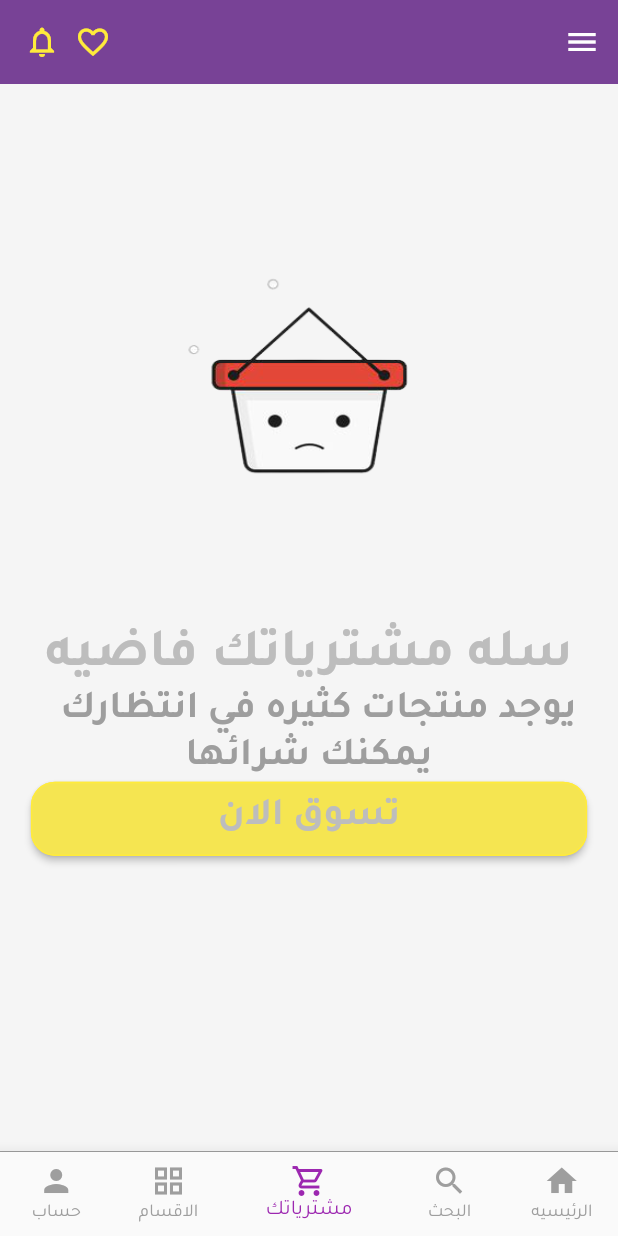
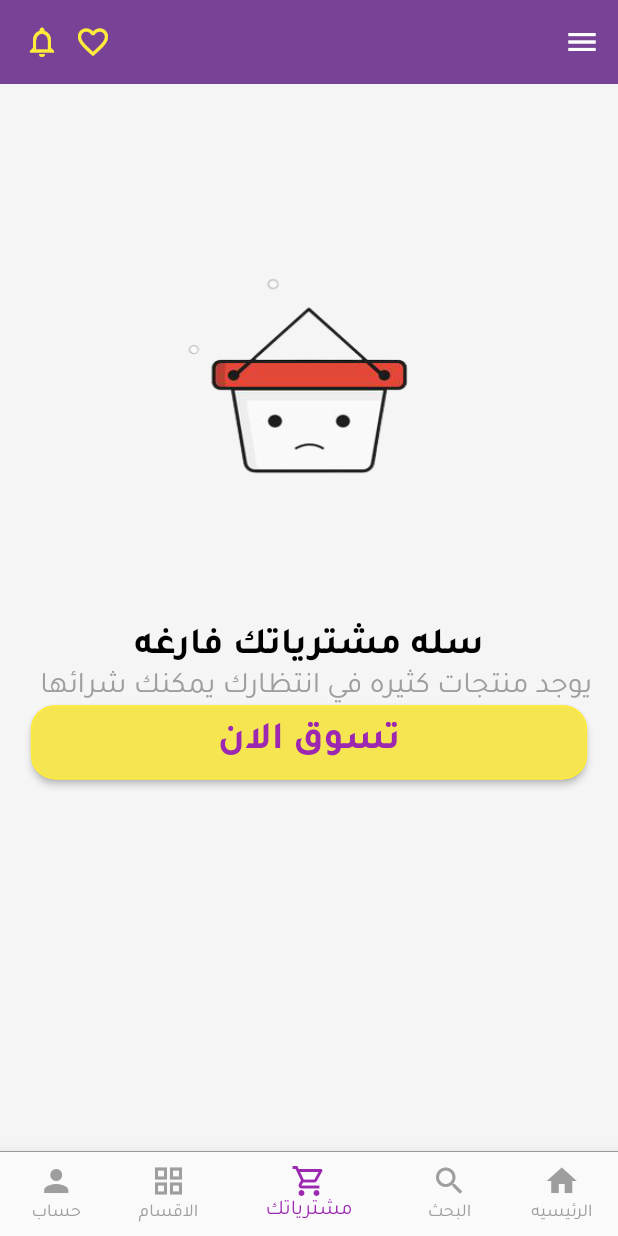
Before and after one commit to Esraa-Saleh374/Shopping-App, a Flutter app: the screen it shows after launch, item 3 of the bottom bar chosen, on a phone screen of 412 x 824 dp. Run offline on Flutter 3.47's test engine with Material 2 defaults, Android fonts, the phone set to English and light mode, and no system bars; our stand-ins replace badges, dotted_line, shared_preferences; missing offline and left inert: image_picker_for_web, list_tile_switch, shared_preferences_web; network calls fail.

Commit message:
empty cart

```diff
--- a/lib/screens/empty_cart.dart
+++ b/lib/screens/empty_cart.dart
@@ -24,11 +24,11 @@ class CartEmpty extends StatelessWidget {
               ),
             ),
             Text(
-              'سله مشترياتك فاضيه',
+              'سله مشترياتك فارغه',
               textAlign: TextAlign.center,
               style: TextStyle(
-                  color: Theme.of(context).textSelectionTheme.selectionColor,
-                  fontSize: 36,
+                  color: Colors.black,
+                  fontSize: 25,
                   fontWeight: FontWeight.w600),
             ),
             Text(
@@ -38,8 +38,8 @@ class CartEmpty extends StatelessWidget {
                   color: themeChange.darkTheme
                       ? Theme.of(context).disabledColor
                       : Colors.grey,
-                  fontSize: 26,
-                  fontWeight: FontWeight.w600),
+                  fontSize: 20,
+                  fontWeight: FontWeight.w400),
             ),
             Container(
               width: MediaQuery.of(context).size.width * 0.9,
@@ -57,8 +57,7 @@ class CartEmpty extends StatelessWidget {
                   'تسوق الان '.toUpperCase(),
                   textAlign: TextAlign.center,
                   style: TextStyle(
-                      color:
-                          Theme.of(context).textSelectionTheme.selectionColor,
+                      color: Colors.purple,
                       fontSize: 26,
                       fontWeight: FontWeight.w600),
                 ),
--- a/lib/screens/user_info.dart
+++ b/lib/screens/user_info.dart
@@ -91,7 +91,7 @@ class _UserInfoState extends State<UserInfo> {
                   ),
                 ),
               ),
-              header("User Bag"),
+              header("المحتوي"),
               Consumer<FavoritProvider>(
                 builder: (_, fav, ch) => Badge(
                     badgeColor: Colors.purple[200]!,
--- a/lib/widgets/drawer_screen.dart
+++ b/lib/widgets/drawer_screen.dart
@@ -28,8 +28,6 @@ class _DrawerScreenState extends State<DrawerScreen> {
         ),
       );
     }
-
-    //  int selectedDestination = 0;
 
     void selectDestination(int index) {
       setState(() {
@@ -81,7 +79,7 @@ class _DrawerScreenState extends State<DrawerScreen> {
                       ),
                     ),
                     SizedBox(
-                      height: 20,
+                      height: 50,
                     ),
                     listTile(
                       "الرئيسيه",
```
Also changed, not shown: lib/screens/search.dart (+11 -7 lines), lib/widgets/category.dart (+5 -3 lines), lib/widgets/empty_fevorit.dart (+6 -15 lines).
